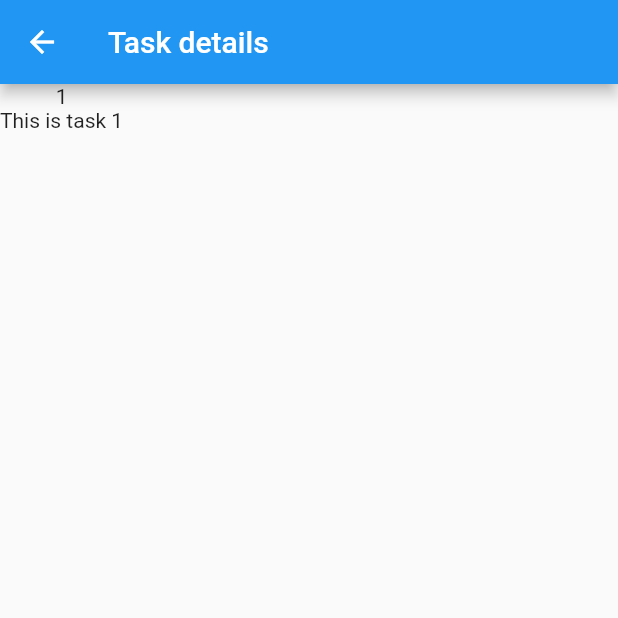
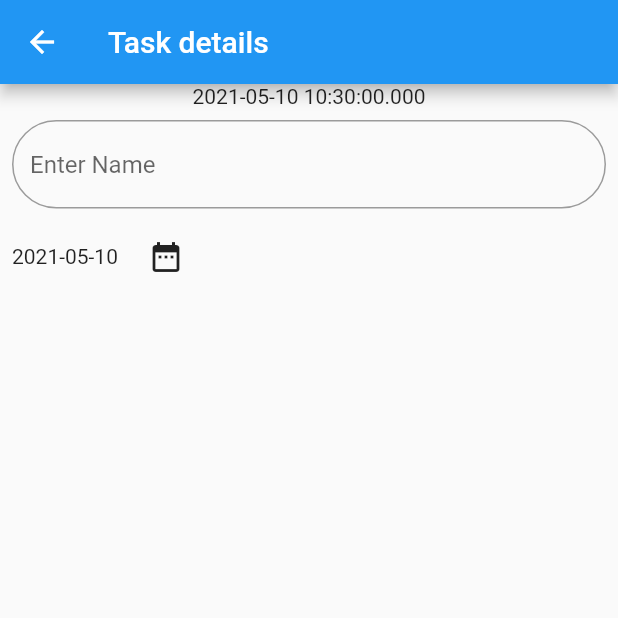
Before and after one commit to sparshpekhale/Todo1, a Flutter app: the screen it shows after launch, after a tap on the "edit" icon, on a phone screen of 412 x 824 dp, the top half of it. Run offline on Flutter 3.47's test engine with Material 2 defaults, Android fonts, the phone set to English and light mode, and no system bars.

Commit message:
added editable date in task

```diff
--- a/lib/models/Task.dart
+++ b/lib/models/Task.dart
@@ -1,16 +1,26 @@
 class Task {
   final int taskId;
   String name;
+  DateTime date;
 
-  Task(this.taskId, this.name);
+  Task(this.taskId, this.name, this.date);
 
   static Task fetchById(int taskId) {
     return taskList[taskId - 1];
   }
 
+  static List<Task> fetchAllTitle() {
+    return taskList;
+  }
+
   static List<Task> taskList = [
-    Task(1, 'This is task 1'),
-    Task(2, 'This is task 2'),
-    Task(3, 'This is task 3')
+    Task(1, 'This is task 1', DateTime.now()),
+    Task(2, 'This is task 2', DateTime(2001)),
+    Task(3, 'This is task 3', DateTime(2024))
   ];
+
+  static bool changeDate(int taskId, DateTime date) {
+    taskList[taskId - 1].date = date;
+    return true;
+  }
 }
--- a/lib/screens/taskDetailsPage.dart
+++ b/lib/screens/taskDetailsPage.dart
@@ -1,24 +1,91 @@
 import 'package:flutter/material.dart';
 import 'package:todo1/models/Task.dart';
 
-class TaskDetailsPage extends StatelessWidget {
+class TaskDetailsPage extends StatefulWidget {
   final int _taskId;
 
   TaskDetailsPage(this._taskId);
 
   @override
+  _TaskDetailsPageState createState() => _TaskDetailsPageState();
+}
+
+class _TaskDetailsPageState extends State<TaskDetailsPage> {
+  DateTime _date;
+  Task task;
+
+  @override
+  void initState() {
+    task = Task.fetchById(widget._taskId);
+  }
+
+  @override
   Widget build(BuildContext context) {
-    final task = Task.fetchById(_taskId);
-
     return Scaffold(
       appBar: AppBar(
         title: Text('Task details'),
       ),
       body: Column(
         children: [
-            Text(task.taskId.toString()),
-            Text(task.name),
+          Text('${task.date}'),
+          // Text(task.taskId.toString()),
+          // Text(task.name),
+          Padding(
+            padding: const EdgeInsets.all(8.0),
+            child: TextFormField(
+              decoration: InputDecoration(
+                hintText: 'Enter Name',
+                border: OutlineInputBorder(
+                  borderRadius: BorderRadius.circular(32.0),
+                  borderSide: BorderSide(),
+                ),
+              ),
+            ),
+          ),
+
+          Row(
+            children: [
+              Padding(
+                padding: const EdgeInsets.all(8.0),
+                child: Text('${task.date.toLocal()}'.split(' ')[0]),
+              ),
+              IconButton(
+                  icon: Icon(Icons.date_range),
+                  onPressed: () async {
+                    final DateTime selectedDate = await showDatePicker(
+                      context: context,
+                      initialDate: DateTime.now(),
+                      firstDate: DateTime(2001),
+                      lastDate: DateTime(2024),
+                    );
+                    if (selectedDate != null && selectedDate != _date)
+                      setState(() {
+                        // _date = selectedDate;
+                        Task.changeDate(task.taskId, selectedDate);
+                      });
+                  })
             ],
-        ));
+          )
+
+          // TextField(
+          //     readOnly: true,
+          //     decoration: InputDecoration(
+          //       labelText: 'Date',
+          //       hintText: "${_date.toLocal()}".split(' ')[0],
+          //     ),
+          //     onTap: () async {
+          //       final DateTime selectedDate = await showDatePicker(
+          //           context: context,
+          //           initialDate: DateTime.now(),
+          //           firstDate: DateTime(2001),
+          //           lastDate: DateTime(2024));
+          //       if (selectedDate != null && selectedDate != _date)
+          //         setState(() {
+          //           _date = selectedDate;
+          //         });
+          //     })
+        ],
+      ),
+    );
   }
 }
--- a/lib/screens/tasksListPage.dart
+++ b/lib/screens/tasksListPage.dart
@@ -1,19 +1,30 @@
 import 'package:flutter/material.dart';
+import 'package:todo1/models/Task.dart';
 
 class TasksListPage extends StatelessWidget {
   @override
   Widget build(BuildContext context) {
+    final tasks = Task.fetchAllTitle();
+
     return Scaffold(
       appBar: AppBar(
         title: Text('Here\'s your tasks'),
       ),
-      body: ListView(
-        children: [
-          TaskItem(1),
-          TaskItem(2, Colors.blue),
-        ],
+      body: ListView.builder(
+        itemCount: tasks.length,
+        itemBuilder: (context, index) => _itemBuilder(context, tasks[index]),
       ),
+      // body: ListView(
+      //   children: [
+      //     TaskItem(1),
+      //     TaskItem(2, Colors.blue),
+      //   ],
+      // ),
     );
+  }
+
+  Widget _itemBuilder(BuildContext context, Task task) {
+    return TaskItem(task.taskId);
   }
 }
 
--- a/pubspec.yaml
+++ b/pubspec.yaml
@@ -28,6 +28,8 @@ dependencies:
   # The following adds the Cupertino Icons font to your application.
   # Use with the CupertinoIcons class for iOS style icons.
   cupertino_icons: ^1.0.2
+
+
 
 dev_dependencies:
   flutter_test:
```
Lines whose indentation alone changed are shown as unchanged.
